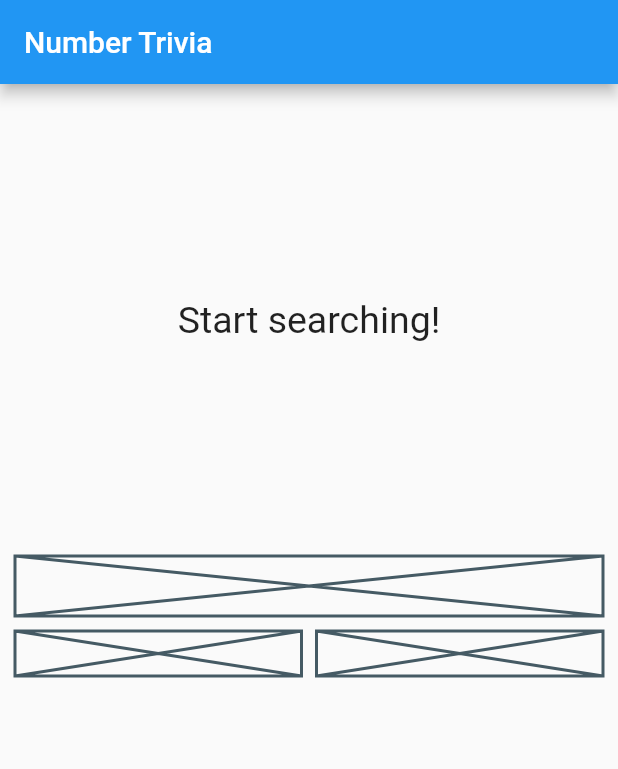
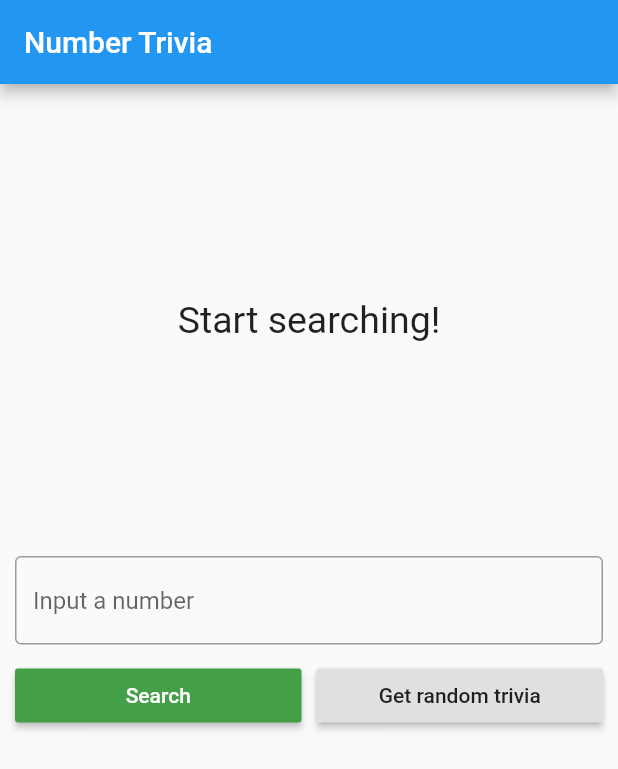
Before and after one commit to oElberte/flutter-clean-architecture-tdd-course, a Flutter app: the screen it shows after launch, on a phone screen of 412 x 824 dp. Shown: the top 769 px of the screen. Run offline on Flutter 3.47's test engine with Material 2 defaults, Android fonts, the phone set to English and light mode, and no system bars; our stand-ins replace bloc, dartz, data_connection_checker, equatable, flutter_bloc, get_it and 1 more.

Commit message:
Button to search for a specific number trivia working

```diff
--- a/lib/features/number_trivia/presentation/pages/number_trivia_page.dart
+++ b/lib/features/number_trivia/presentation/pages/number_trivia_page.dart
@@ -41,24 +41,7 @@ class NumberTriviaPage extends StatelessWidget {
               ),
               SizedBox(height: 20),
               // Bottom half
-              Column(
-                children: <Widget>[
-                  // TextField
-                  Placeholder(fallbackHeight: 40),
-                  SizedBox(height: 10),
-                  Row(
-                    children: <Widget>[
-                      Expanded(
-                        child: Placeholder(fallbackHeight: 30),
-                      ),
-                      SizedBox(width: 10),
-                      Expanded(
-                        child: Placeholder(fallbackHeight: 30),
-                      ),
-                    ],
-                  ),
-                ],
-              ),
+              TriviaControls(),
             ],
           ),
         ),
@@ -66,3 +49,60 @@ class NumberTriviaPage extends StatelessWidget {
     );
   }
 }
+
+class TriviaControls extends StatefulWidget {
+  const TriviaControls({Key key}) : super(key: key);
+
+  @override
+  _TriviaControlsState createState() => _TriviaControlsState();
+}
+
+class _TriviaControlsState extends State<TriviaControls> {
+  final _controller = TextEditingController();
+  String _inputStr;
+
+  @override
+  Widget build(BuildContext context) {
+    return Column(
+      children: <Widget>[
+        TextField(
+          controller: _controller,
+          keyboardType: TextInputType.number,
+          decoration: InputDecoration(
+            border: OutlineInputBorder(),
+            hintText: 'Input a number',
+          ),
+          onChanged: (value) {
+            _inputStr = value;
+          },
+        ),
+        SizedBox(height: 10),
+        Row(
+          children: <Widget>[
+            Expanded(
+              child: RaisedButton(
+                child: Text('Search'),
+                color: Theme.of(context).accentColor,
+                textTheme: ButtonTextTheme.primary,
+                onPressed: dispatchConcrete,
+              ),
+            ),
+            SizedBox(width: 10),
+            Expanded(
+              child: RaisedButton(
+                child: Text('Get random trivia'),
+                onPressed: () {},
+              ),
+            ),
+          ],
+        ),
+      ],
+    );
+  }
+
+  void dispatchConcrete() {
+    _controller.clear();
+    BlocProvider.of<NumberTriviaBloc>(context)
+        .dispatch(GetTriviaForConcreteNumber(_inputStr));
+  }
+}
```
